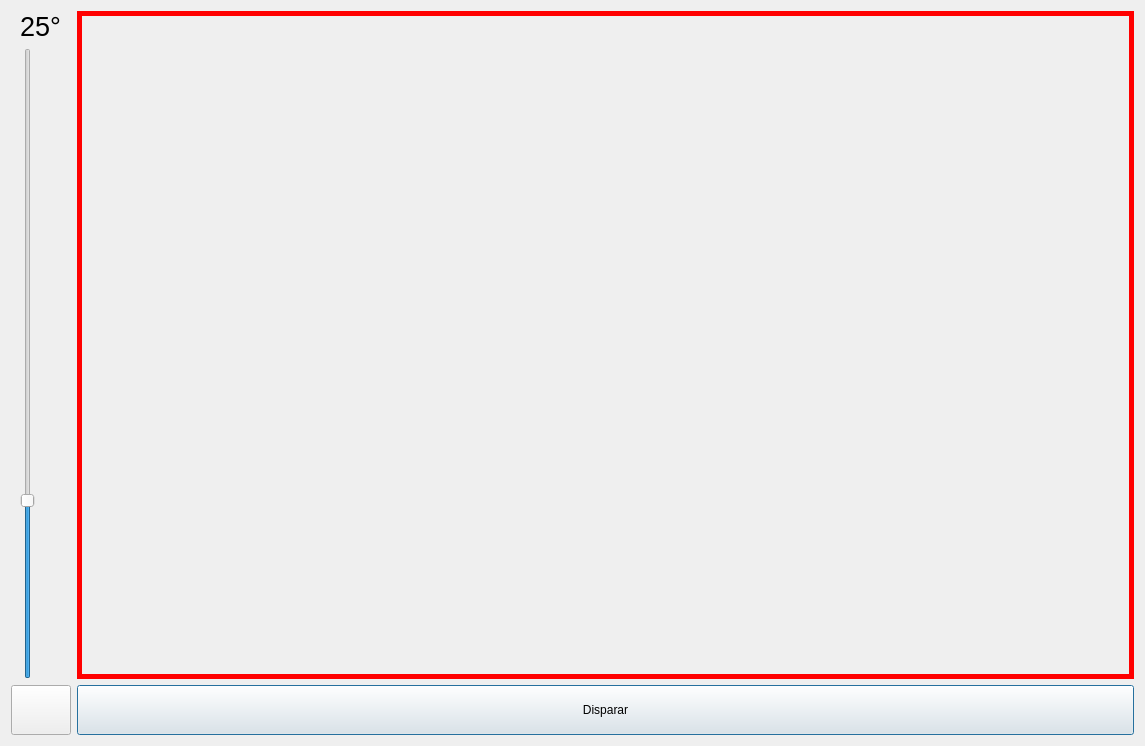
The window that JuegoNapoleonN/pantallanivel2.ui (CristianMurillo2/Proyecto_final) describes before a commit, drawn with Qt 5.
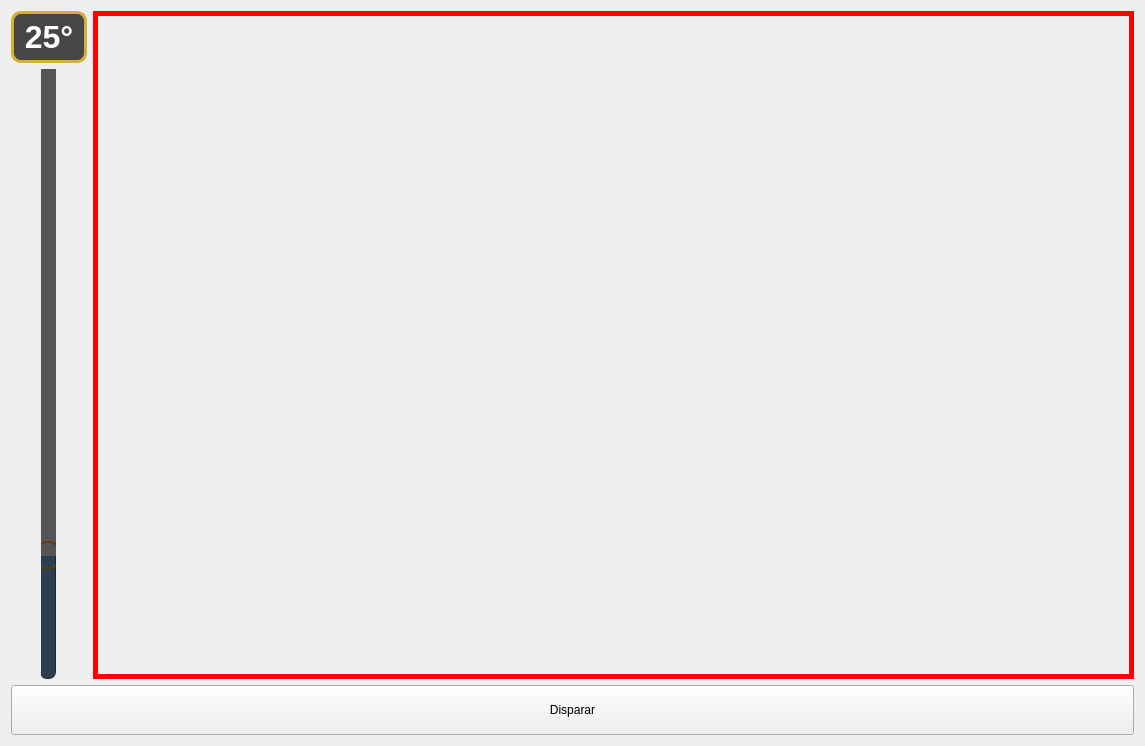
The same window after the commit. Icons and pictures are not drawn.

What changed in the file:
```diff
--- a/JuegoNapoleonN/pantallanivel2.ui
+++ b/JuegoNapoleonN/pantallanivel2.ui
@@ -1,7 +1,7 @@
 <?xml version="1.0" encoding="UTF-8"?>
 <ui version="4.0">
  <class>pantallaNivel2</class>
- <widget class="QDialog" name="pantallaNivel2">
+ <widget class="QWidget" name="pantallaNivel2">
   <property name="geometry">
    <rect>
     <x>0</x>
@@ -14,62 +14,65 @@
    <string>Dialog</string>
   </property>
   <property name="styleSheet">
-   <string notr="true"/>
+   <string notr="true">/* --- DISEÑO DEL SLIDER (CAÑÓN) --- */
+
+/* 1. El carril (Groove) por donde corre el slider */
+QSlider::groove:vertical#verticalSlider {
+    background: #2c3e50;         /* Gris azulado oscuro (metal) */
+    width: 14px;                 /* Ancho del carril */
+    border: 1px solid #1a252f;   /* Borde oscuro */
+    border-radius: 7px;          /* Bordes redondeados */
+    margin: 0px 10px;            /* Márgenes laterales */
+}
+
+/* 2. El mango (Handle) que arrastras */
+QSlider::handle:vertical#verticalSlider {
+    background: qradialgradient(spread:pad, cx:0.5, cy:0.5, radius:0.5, fx:0.5, fy:0.5, 
+                stop:0.6 #D4AF37, stop:1 #8B6914); /* Degradado Dorado (Latón) */
+    border: 2px solid #5c4008;   /* Borde marrón oscuro */
+    height: 24px;                /* Altura del mango */
+    width: 24px;                 /* Ancho del mango */
+    margin: 0 -6px;              /* Truco para centrar el mango sobre el carril */
+    border-radius: 12px;         /* Círculo perfecto */
+}
+
+/* 3. Efecto al pasar el mouse por el mango */
+QSlider::handle:vertical:hover#verticalSlider {
+    background: #FFD700;         /* Dorado más brillante */
+}
+
+/* 4. La parte &quot;llena&quot; del slider (abajo del mango) */
+QSlider::sub-page:vertical#verticalSlider {
+    background: #555;            /* Gris vacío (parte superior) */
+    border-radius: 7px;
+}
+
+/* 5. La parte &quot;vacía&quot; (arriba del mango - en vertical Qt lo invierte a veces) */
+/* Usamos add-page para la parte llena si la lógica es invertida, 
+   pero visualmente esto hace que la barra se vea &quot;cargada&quot; */
+QSlider::add-page:vertical#verticalSlider {
+    background: qlineargradient(x1:0, y1:0, x2:0, y2:1, 
+                stop:0 #e74c3c, stop:1 #c0392b); /* Rojo intenso (Potencia/Angulo) */
+    border-radius: 7px;
+    margin: 0px 10px;
+}
+
+
+/* --- DISEÑO DEL LABEL (ÁNGULO) --- */
+
+QLabel#lblAngulo {
+    background-color: rgba(0, 0, 0, 180); /* Negro semitransparente */
+    border: 3px solid #D4AF37;            /* Borde Dorado (Latón) */
+    border-radius: 10px;                  /* Esquinas suaves */
+    color: #FFFFFF;                       /* Letra blanca */
+    font-weight: bold;                    /* Negrita */
+    font-family: &quot;Segoe UI&quot;, Arial;       /* Tipografía limpia */
+    padding: 5px;                         /* Espacio interno */
+    min-width: 60px;                      /* Ancho mínimo para que no baile */
+    qproperty-alignment: AlignCenter;     /* Centrar el texto */
+}</string>
   </property>
   <layout class="QGridLayout" name="gridLayout_2">
-   <item row="4" column="5">
-    <widget class="QPushButton" name="btnDisparar">
-     <property name="minimumSize">
-      <size>
-       <width>100</width>
-       <height>50</height>
-      </size>
-     </property>
-     <property name="text">
-      <string>Disparar</string>
-     </property>
-    </widget>
-   </item>
-   <item row="4" column="4">
-    <widget class="QPushButton" name="pushButton">
-     <property name="enabled">
-      <bool>true</bool>
-     </property>
-     <property name="minimumSize">
-      <size>
-       <width>60</width>
-       <height>50</height>
-      </size>
-     </property>
-     <property name="maximumSize">
-      <size>
-       <width>50</width>
-       <height>50</height>
-      </size>
-     </property>
-     <property name="layoutDirection">
-      <enum>Qt::LeftToRight</enum>
-     </property>
-     <property name="autoFillBackground">
-      <bool>false</bool>
-     </property>
-     <property name="text">
-      <string/>
-     </property>
-     <property name="icon">
-      <iconset theme="QIcon::ThemeIcon::GoHome"/>
-     </property>
-     <property name="iconSize">
-      <size>
-       <width>16</width>
-       <height>16</height>
-      </size>
-     </property>
-     <property name="autoRepeatDelay">
-      <number>300</number>
-     </property>
-    </widget>
-   </item>
    <item row="1" column="5">
     <widget class="QGraphicsView" name="graphicsView">
      <property name="enabled">
@@ -93,32 +96,24 @@
    </item>
    <item row="1" column="4">
     <layout class="QGridLayout" name="gridLayout_3">
-     <item row="2" column="0">
-      <widget class="QSlider" name="verticalSlider">
-       <property name="maximum">
-        <number>90</number>
-       </property>
-       <property name="value">
-        <number>25</number>
-       </property>
-       <property name="orientation">
-        <enum>Qt::Vertical</enum>
-       </property>
-      </widget>
-     </item>
-     <item row="0" column="0">
+     <item row="0" column="0" alignment="Qt::AlignHCenter|Qt::AlignVCenter">
       <widget class="QLabel" name="lblAngulo">
        <property name="minimumSize">
         <size>
-         <width>30</width>
+         <width>76</width>
          <height>30</height>
         </size>
        </property>
        <property name="font">
         <font>
-         <pointsize>20</pointsize>
+         <family>Segoe UI</family>
+         <pointsize>24</pointsize>
+         <bold>true</bold>
         </font>
        </property>
+       <property name="layoutDirection">
+        <enum>Qt::LeftToRight</enum>
+       </property>
        <property name="text">
         <string>25°</string>
        </property>
@@ -127,8 +122,47 @@
        </property>
       </widget>
      </item>
+     <item row="2" column="0" alignment="Qt::AlignHCenter">
+      <widget class="QSlider" name="verticalSlider">
+       <property name="font">
+        <font>
+         <family>SimSun</family>
+         <pointsize>15</pointsize>
+         <bold>false</bold>
+        </font>
+       </property>
+       <property name="layoutDirection">
+        <enum>Qt::LeftToRight</enum>
+       </property>
+       <property name="minimum">
+        <number>10</number>
+       </property>
+       <property name="maximum">
+        <number>90</number>
+       </property>
+       <property name="value">
+        <number>25</number>
+       </property>
+       <property name="orientation">
+        <enum>Qt::Vertical</enum>
+       </property>
+      </widget>
+     </item>
     </layout>
    </item>
+   <item row="4" column="4" colspan="2">
+    <widget class="QPushButton" name="btnDisparar">
+     <property name="minimumSize">
+      <size>
+       <width>100</width>
+       <height>50</height>
+      </size>
+     </property>
+     <property name="text">
+      <string>Disparar</string>
+     </property>
+    </widget>
+   </item>
   </layout>
  </widget>
  <resources/>
```
